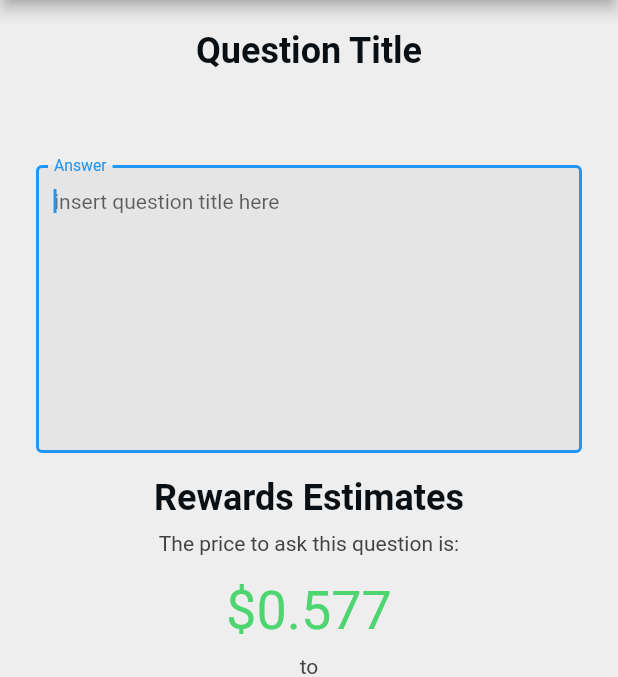
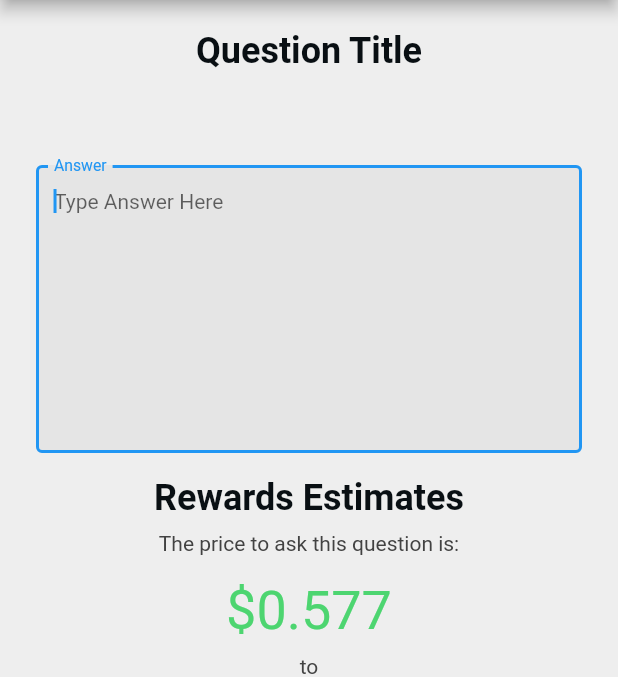
Before and after one commit to matthewgatto/crowd-flutter, a Flutter app: the AnsweringQuestionWidget screen opened directly with empty values, on a phone screen of 412 x 824 dp, the part 84-761 px from its top. Run offline on Flutter 3.47's test engine with Material 2 defaults, Android fonts, the phone set to English and light mode, and no system bars; our stand-ins replace auto_size_text, cloud_firestore, dropdown_button2, easy_debounce, equatable, firebase_auth and 13 more; missing offline and left inert: json_path, mime_type; accounts and stored records are empty.

Commit message:
add hint for text form field

```diff
--- a/lib/widgets/text_form_field_widget.dart
+++ b/lib/widgets/text_form_field_widget.dart
@@ -29,7 +29,7 @@ class TextFormFieldWidget<T> extends StatelessWidget {
         border: OutlineInputBorder(),
         isDense: true,
         labelText: labelText,
-        hintText: 'insert question title here',
+        hintText: hintText,
         filled: true,
       ),
       style: FlutterFlowTheme.of(context).bodyMedium,
```
